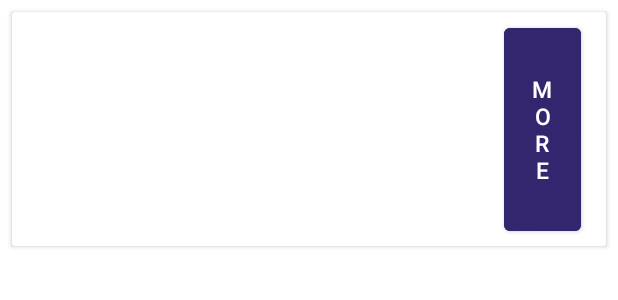
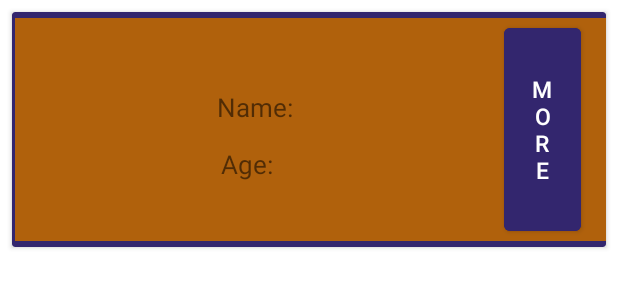
Before and after one commit to iuliadrgn/AdoptzillaApp, an Android app: the layout pet_item.xml on its own in the app's theme, with its tools: preview values and no code run, on a phone screen of 412 x 824 dp. Shown: the top 300 px of the screen. Run offline under Robolectric (Android 15) with nearby library versions, the phone set to English and light mode, and no system bars; Roboto replaces fonts that are not available here.

Commit message:
See more about an Ad

```diff
--- a/app/src/main/res/layout/pet_item.xml
+++ b/app/src/main/res/layout/pet_item.xml
@@ -4,16 +4,17 @@
     xmlns:tools="http://schemas.android.com/tools"
     android:layout_width="match_parent"
     android:layout_height="wrap_content"
-    android:layout_margin="8dp">
+    android:layout_margin="8dp"
+    app:cardBackgroundColor="@color/darkpurple">
 
     <androidx.constraintlayout.widget.ConstraintLayout
 
         android:layout_width="wrap_content"
         android:layout_height="wrap_content"
-        android:orientation="vertical"
+        android:layout_marginVertical="4dp"
         android:layout_marginStart="2dp"
-        android:layout_marginVertical="4dp">
-
+        android:background="#673AB7"
+        android:orientation="vertical">
 
 
         <LinearLayout
@@ -23,20 +24,13 @@
             android:orientation="horizontal"
             tools:ignore="MissingConstraints">
 
-            <TextView
-                android:layout_width="wrap_content"
-                android:layout_height="wrap_content"
-                android:id="@+id/pet_name"
-                android:layout_marginStart="8dp"
-
-                android:textColor="@color/darkpurple"
-                android:textSize="20sp"/>
         </LinearLayout>
 
         <androidx.constraintlayout.widget.ConstraintLayout
             android:layout_width="match_parent"
             android:layout_height="match_parent"
             android:layout_gravity="center_horizontal"
+            android:background="@color/darkorange"
             app:layout_constraintBottom_toBottomOf="parent"
             app:layout_constraintEnd_toEndOf="parent"
             app:layout_constraintStart_toStartOf="parent"
@@ -94,6 +88,50 @@
                 app:layout_constraintStart_toStartOf="parent"
                 app:layout_constraintTop_toTopOf="parent" />
 
+            <TextView
+                android:id="@+id/pet_name"
+                android:layout_width="102dp"
+                android:layout_height="28dp"
+
+                android:layout_marginStart="74dp"
+                android:layout_marginTop="45dp"
+                android:layout_marginEnd="24dp"
+                android:layout_marginBottom="11dp"
+                android:textColor="@color/darkpurple"
+                android:textSize="17sp"
+                app:layout_constraintBottom_toTopOf="@+id/petAge"
+                app:layout_constraintEnd_toStartOf="@+id/more"
+                app:layout_constraintStart_toEndOf="@+id/imageViewPet"
+                app:layout_constraintTop_toTopOf="parent" />
+
+            <TextView
+                android:id="@+id/textView3"
+                android:layout_width="50dp"
+                android:layout_height="23dp"
+                android:layout_marginStart="11dp"
+                android:layout_marginTop="12dp"
+                android:layout_marginEnd="15dp"
+                android:layout_marginBottom="40dp"
+                android:text="Age:"
+                android:textSize="17sp"
+                app:layout_constraintBottom_toBottomOf="parent"
+                app:layout_constraintEnd_toStartOf="@+id/petAge"
+                app:layout_constraintStart_toEndOf="@+id/imageViewPet"
+                app:layout_constraintTop_toBottomOf="@+id/textView4" />
+
+            <TextView
+                android:id="@+id/textView4"
+                android:layout_width="52dp"
+                android:layout_height="26dp"
+                android:layout_marginStart="8dp"
+                android:layout_marginTop="47dp"
+                android:layout_marginEnd="14dp"
+                android:text="Name:"
+                android:textSize="17sp"
+                app:layout_constraintEnd_toStartOf="@+id/pet_name"
+                app:layout_constraintStart_toEndOf="@+id/imageViewPet"
+                app:layout_constraintTop_toTopOf="parent" />
+
 
         </androidx.constraintlayout.widget.ConstraintLayout>
 
```
Also changed, not shown: app/src/main/AndroidManifest.xml (+16 -7 lines), app/src/main/java/com/example/adoptzilla/ImageAdapter.java (+13 -1 lines), app/src/main/java/com/example/adoptzilla/More.java (added, +14 -0 lines), app/src/main/java/com/example/adoptzilla/SeeSpecificAd.java (added, +87 -0 lines), app/src/main/java/com/example/adoptzilla/SpecificAdImageAdapter.java (added, +93 -0 lines), app/src/main/res/layout/activity_more.xml (added, +9 -0 lines), app/src/main/res/layout/activity_see_specific_ad.xml (added, +46 -0 lines), app/src/main/res/layout/spec_ad_pet_image.xml (added, +180 -0 lines).
